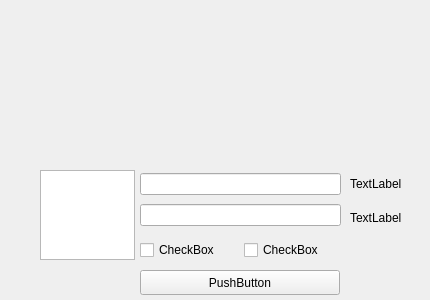
Above: UI/login.ui from Deylies/DesktopApp_Wechat- before the change. Below: the same form after it.
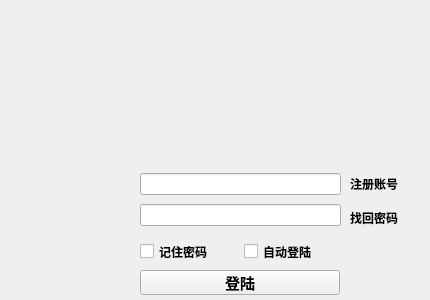
That is the form after the change. Icons and pictures are not drawn.

Commit message: 完成登陆整体界面，包括UI文件/素材/代码和点击时间基本完工

What changed in the file:
```diff
--- a/UI/login.ui
+++ b/UI/login.ui
@@ -32,16 +32,9 @@
      <height>150</height>
     </rect>
    </property>
-   <widget class="QGraphicsView" name="graphicsView">
-    <property name="geometry">
-     <rect>
-      <x>40</x>
-      <y>20</y>
-      <width>95</width>
-      <height>90</height>
-     </rect>
-    </property>
-   </widget>
+   <property name="styleSheet">
+    <string notr="true">image:url(:/image/blue.png)</string>
+   </property>
    <widget class="QWidget" name="verticalLayoutWidget_3">
     <property name="geometry">
      <rect>
@@ -66,21 +59,35 @@
       <x>140</x>
       <y>90</y>
       <width>201</width>
-      <height>21</height>
+      <height>23</height>
      </rect>
     </property>
     <layout class="QHBoxLayout" name="horizontalLayout">
      <item>
-      <widget class="QCheckBox" name="checkBox_2">
+      <widget class="QCheckBox" name="checkBox_remenber">
+       <property name="font">
+        <font>
+         <family>微软雅黑</family>
+         <weight>75</weight>
+         <bold>true</bold>
+        </font>
+       </property>
        <property name="text">
-        <string>CheckBox</string>
+        <string>记住密码</string>
        </property>
       </widget>
      </item>
      <item>
-      <widget class="QCheckBox" name="checkBox">
+      <widget class="QCheckBox" name="checkbox_autologin">
+       <property name="font">
+        <font>
+         <family>微软雅黑</family>
+         <weight>75</weight>
+         <bold>true</bold>
+        </font>
+       </property>
        <property name="text">
-        <string>CheckBox</string>
+        <string>自动登陆</string>
        </property>
       </widget>
      </item>
@@ -97,16 +104,30 @@
     </property>
     <layout class="QVBoxLayout" name="verticalLayout_5">
      <item>
-      <widget class="QLabel" name="label">
+      <widget class="QLabel" name="bnt_regist">
+       <property name="font">
+        <font>
+         <family>微软雅黑</family>
+         <weight>75</weight>
+         <bold>true</bold>
+        </font>
+       </property>
        <property name="text">
-        <string>TextLabel</string>
+        <string>注册账号</string>
        </property>
       </widget>
      </item>
      <item>
-      <widget class="QLabel" name="label_2">
+      <widget class="QLabel" name="bnt_reback">
+       <property name="font">
+        <font>
+         <family>微软雅黑</family>
+         <weight>75</weight>
+         <bold>true</bold>
+        </font>
+       </property>
        <property name="text">
-        <string>TextLabel</string>
+        <string>找回密码</string>
        </property>
       </widget>
      </item>
@@ -121,8 +142,34 @@
       <height>25</height>
      </rect>
     </property>
+    <property name="font">
+     <font>
+      <family>微软雅黑</family>
+      <pointsize>11</pointsize>
+      <weight>75</weight>
+      <bold>true</bold>
+      <underline>false</underline>
+      <stylestrategy>PreferDefault</stylestrategy>
+     </font>
+    </property>
     <property name="text">
-     <string>PushButton</string>
+     <string>登陆</string>
+    </property>
+   </widget>
+   <widget class="QLabel" name="label_4">
+    <property name="geometry">
+     <rect>
+      <x>40</x>
+      <y>20</y>
+      <width>95</width>
+      <height>90</height>
+     </rect>
+    </property>
+    <property name="styleSheet">
+     <string notr="true">image:url(:/image/header.jpg)</string>
+    </property>
+    <property name="text">
+     <string/>
     </property>
    </widget>
   </widget>
```
Left out of the diff: 30 changed lines with no effect on the pictures. The commit also changes 34 other files.
